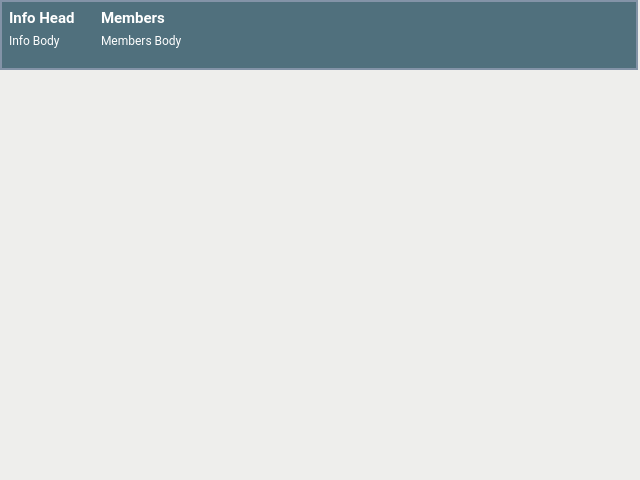
botorabi/Meet4Eat-Desktop, file src/app/gui/forms/widgetevent.ui: the form before one commit.
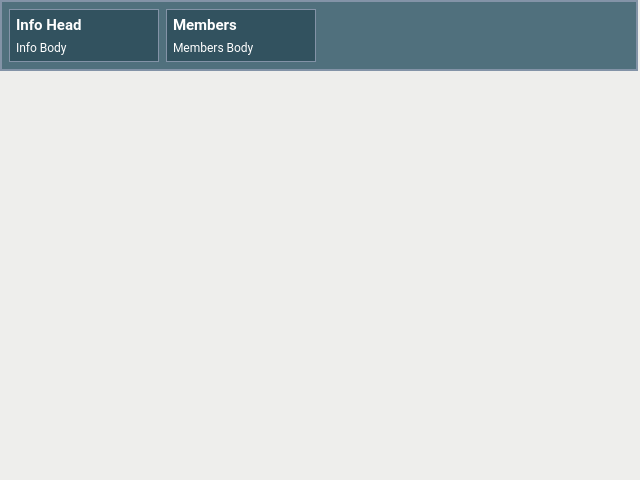
The form after the commit. Icons and pictures are not drawn. Custom widgets are drawn as their Qt base class.

Commit message: Desktop Clients: UI improvement

```diff
--- a/src/app/gui/forms/widgetevent.ui
+++ b/src/app/gui/forms/widgetevent.ui
@@ -47,7 +47,33 @@
        </property>
        <layout class="QHBoxLayout" name="horizontalHead">
         <item>
+         <widget class="QWidget" name="widgetInfo" native="true">
+          <property name="minimumSize">
+           <size>
+            <width>150</width>
+            <height>0</height>
+           </size>
+          </property>
+          <property name="styleSheet">
+           <string notr="true">#widgetInfo {
+  background-color: rgb(50,82,95);
+  border-radius: 0px;
+  border: 1px solid rgb(131,147, 167);
+}</string>
+          </property>
          <layout class="QVBoxLayout" name="verticalLayout_3" stretch="0,1">
+           <property name="leftMargin">
+            <number>7</number>
+           </property>
+           <property name="topMargin">
+            <number>7</number>
+           </property>
+           <property name="rightMargin">
+            <number>7</number>
+           </property>
+           <property name="bottomMargin">
+            <number>7</number>
+           </property>
           <item>
            <widget class="QLabel" name="labelInfoHead">
             <property name="font">
@@ -91,6 +117,7 @@
            </widget>
           </item>
          </layout>
+         </widget>
         </item>
         <item>
          <spacer name="horizontalSpacer_2">
@@ -102,14 +129,40 @@
           </property>
           <property name="sizeHint" stdset="0">
            <size>
-            <width>20</width>
+            <width>1</width>
             <height>20</height>
            </size>
           </property>
          </spacer>
         </item>
         <item>
+         <widget class="QWidget" name="widgetMembers" native="true">
+          <property name="minimumSize">
+           <size>
+            <width>150</width>
+            <height>0</height>
+           </size>
+          </property>
+          <property name="styleSheet">
+           <string notr="true">#widgetMembers {
+  background-color: rgb(50,82,95);
+  border-radius: 0px;
+  border: 1px solid rgb(131,147, 167);
+}</string>
+          </property>
          <layout class="QVBoxLayout" name="verticalLayout_4" stretch="0,1">
+           <property name="leftMargin">
+            <number>7</number>
+           </property>
+           <property name="topMargin">
+            <number>7</number>
+           </property>
+           <property name="rightMargin">
+            <number>7</number>
+           </property>
+           <property name="bottomMargin">
+            <number>7</number>
+           </property>
           <item>
            <widget class="QLabel" name="labelMembersHead">
             <property name="font">
@@ -156,6 +209,7 @@
            </widget>
           </item>
          </layout>
+         </widget>
         </item>
         <item>
          <spacer name="horizontalSpacer">
```
Lines whose indentation alone changed are shown as unchanged. The commit also changes 7 other files.
